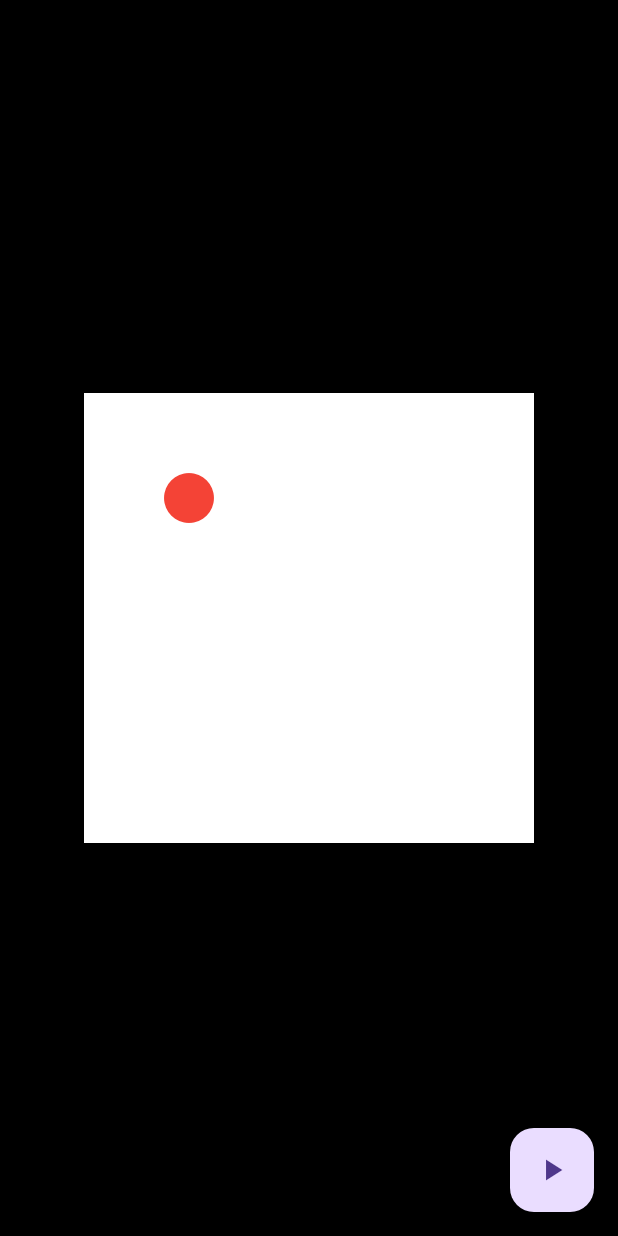
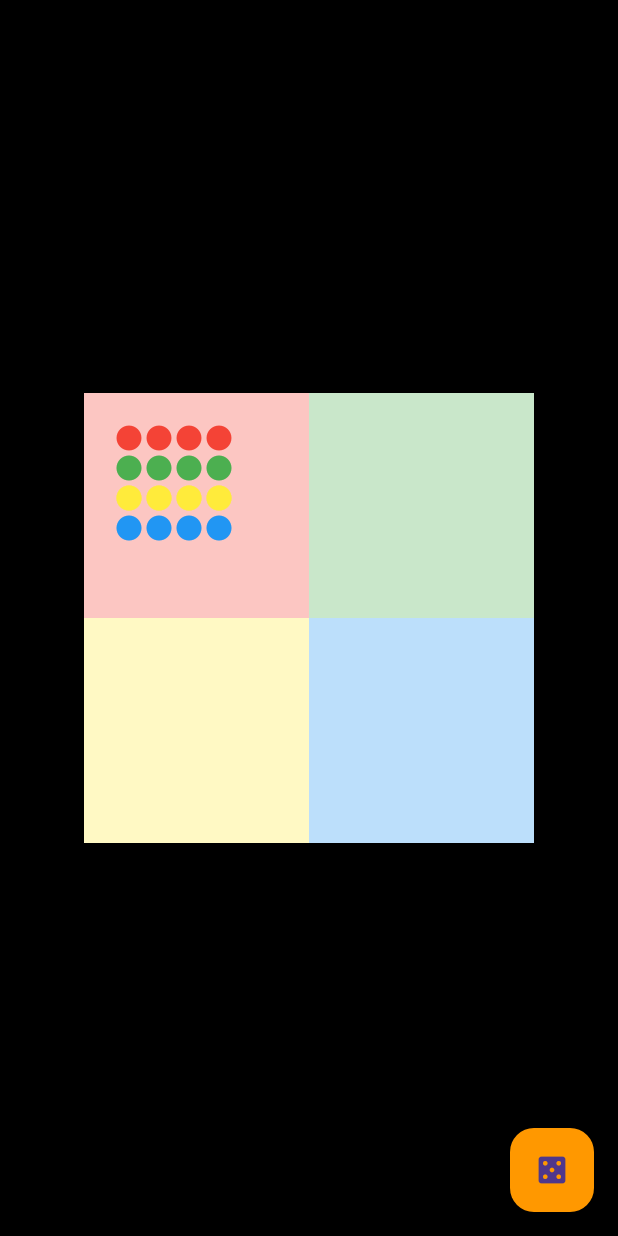
Before and after one commit to Roykk55/ludo_khela_hd, a Flutter app: the screen it shows after launch, on a phone screen of 412 x 824 dp. Run offline on Flutter 3.47's test engine with Material 3 defaults, Android fonts, the light colour scheme and no system bars.

Commit message:
Update main.dart

```diff
--- a/lib/main.dart
+++ b/lib/main.dart
@@ -8,33 +8,53 @@ class LudoGameBoardPage extends StatefulWidget {
 }
 
 class _LudoGameBoardPageState extends State<LudoGameBoardPage> {
-  // গুটির প্রাথমিক পজিশন
-  double coinX = 50;
-  double coinY = 50;
+  // ১৬টি গুটির পজিশন এবং রঙ
+  List<Color> colors = [
+    ...List.generate(4, (_) => Colors.red),
+    ...List.generate(4, (_) => Colors.green),
+    ...List.generate(4, (_) => Colors.yellow),
+    ...List.generate(4, (_) => Colors.blue),
+  ];
 
-  void moveCoin() {
+  List<double> coinX = List.generate(16, (i) => 20.0 + (i % 4) * 20);
+  List<double> coinY = List.generate(16, (i) => 20.0 + (i ~/ 4) * 20);
+
+  void rollDice() {
     setState(() {
-      // খুব সিম্পল লজিক: গুটিটি চার কোণায় ঘুরবে
-      if (coinX < 200 && coinY == 50) coinX += 50;
-      else if (coinX >= 200 && coinY < 200) coinY += 50;
-      else if (coinX > 50 && coinY >= 200) coinX -= 50;
-      else coinY -= 50;
+      int dice = (1 + DateTime.now().microsecond % 6);
+      for (int i = 0; i < 16; i++) {
+        coinX[i] = (coinX[i] + (dice * 10)) % 280;
+      }
     });
   }
 
   @override
   Widget build(BuildContext context) {
     return Scaffold(
-      backgroundColor: Colors.black,
+      backgroundColor: Colors.black, // বোর্ডের বর্ডার ব্ল্যাক
       body: Center(
         child: Container(
           width: 300, height: 300, color: Colors.white,
           child: Stack(children: [
-            Positioned(left: coinX, top: coinY, child: Icon(Icons.circle, color: Colors.red, size: 40)),
+            // ৪টি কালার জোন (লাল, সবুজ, হলুদ, নীল)
+            Positioned(top: 0, left: 0, child: Container(width: 150, height: 150, color: Colors.red.withOpacity(0.3))),
+            Positioned(top: 0, right: 0, child: Container(width: 150, height: 150, color: Colors.green.withOpacity(0.3))),
+            Positioned(bottom: 0, left: 0, child: Container(width: 150, height: 150, color: Colors.yellow.withOpacity(0.3))),
+            Positioned(bottom: 0, right: 0, child: Container(width: 150, height: 150, color: Colors.blue.withOpacity(0.3))),
+
+            // ১৬টি গুটি
+            ...List.generate(16, (i) => Positioned(
+              left: coinX[i], top: coinY[i],
+              child: Icon(Icons.circle, color: colors[i], size: 20),
+            )),
           ]),
         ),
       ),
-      floatingActionButton: FloatingActionButton(onPressed: moveCoin, child: Icon(Icons.play_arrow)),
+      floatingActionButton: FloatingActionButton(
+        onPressed: rollDice,
+        child: Icon(Icons.casino),
+        backgroundColor: Colors.orange,
+      ),
     );
   }
 }
```
